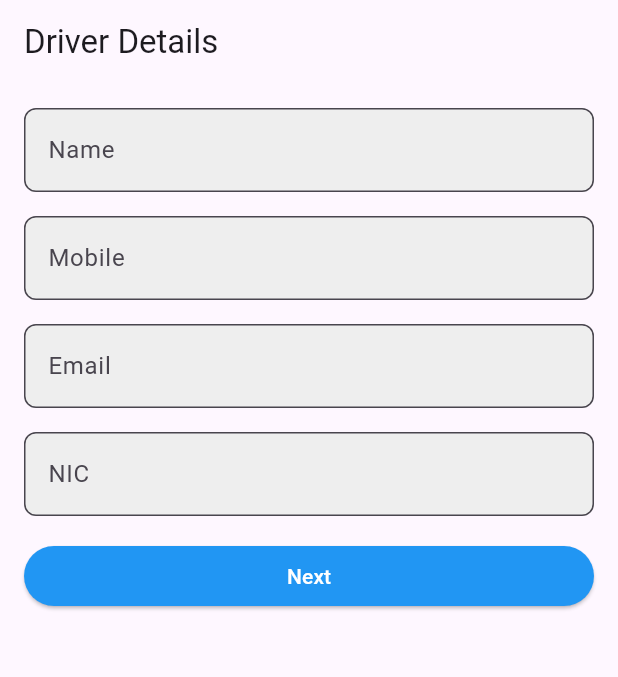
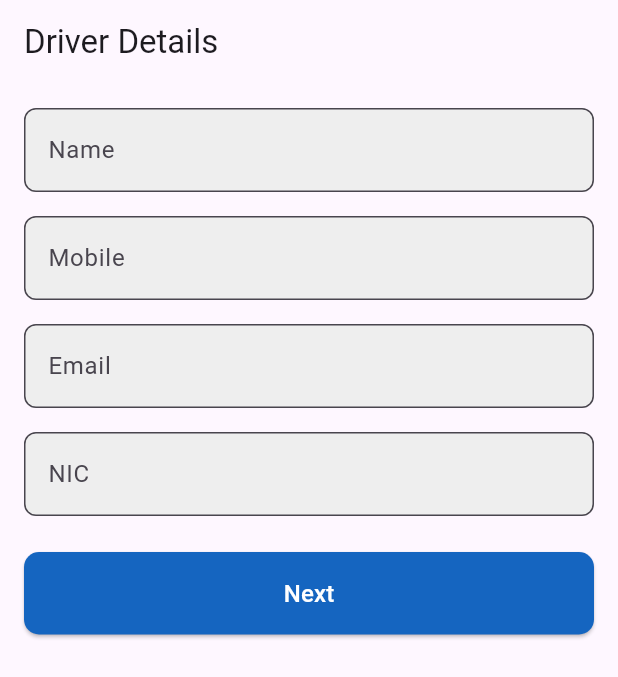
Before and after one commit to dinithchanuka/driverinfo, a Flutter app: the screen it shows after launch, on a phone screen of 412 x 824 dp. Shown: the top 677 px of the screen. Run offline on Flutter 3.47's test engine with Material 3 defaults, Android fonts, the phone set to English and light mode, and no system bars; our stand-ins replace go_router, image_picker.

Commit message:
Custom button UI changes

```diff
--- a/lib/widgets/custom_button.dart
+++ b/lib/widgets/custom_button.dart
@@ -8,18 +8,21 @@ class CustomButton extends StatelessWidget {
 
   @override
   Widget build(BuildContext context) {
-    return SizedBox(
+    return Container(
       width: double.infinity,
+      margin: const EdgeInsets.symmetric(vertical: 8.0),
       child: ElevatedButton(
+        onPressed: onPressed,
         style: ElevatedButton.styleFrom(
-          backgroundColor: Colors.blue,
+          padding: const EdgeInsets.symmetric(vertical: 16.0),
+          shape: RoundedRectangleBorder(
+            borderRadius: BorderRadius.circular(10.0),
+          ),
+          backgroundColor: Colors.blue.shade800,
         ),
-        onPressed: onPressed,
         child: Text(
           text,
-            style: const TextStyle(
-                color: Colors.white
-            )
+          style: const TextStyle(fontSize: 16, color: Colors.white),
         ),
       ),
     );
```
